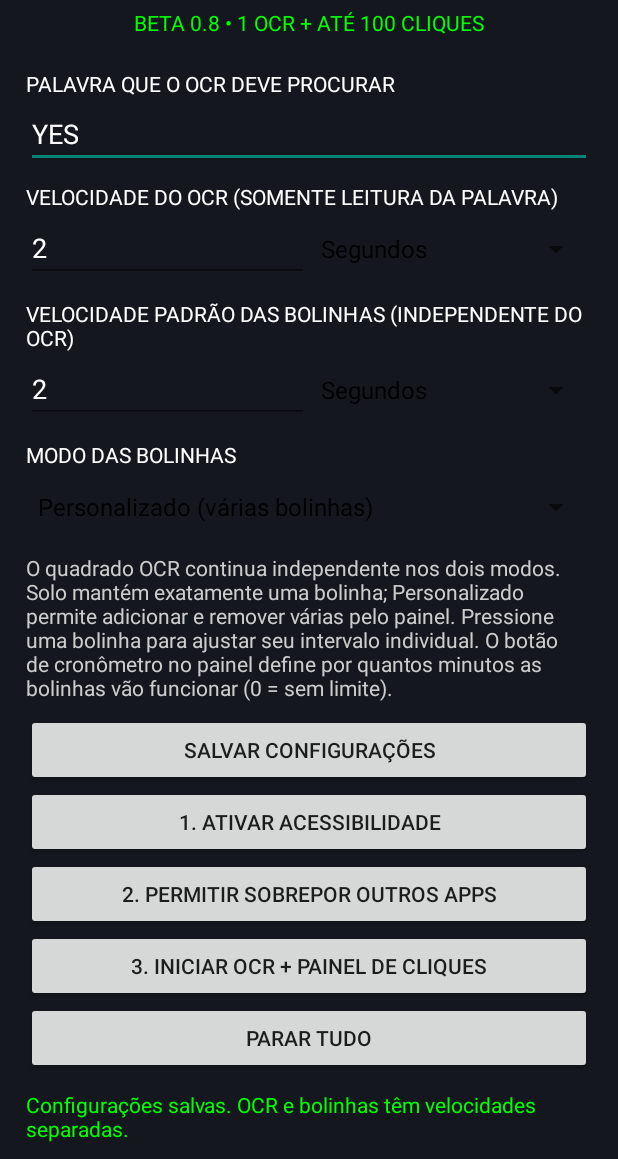
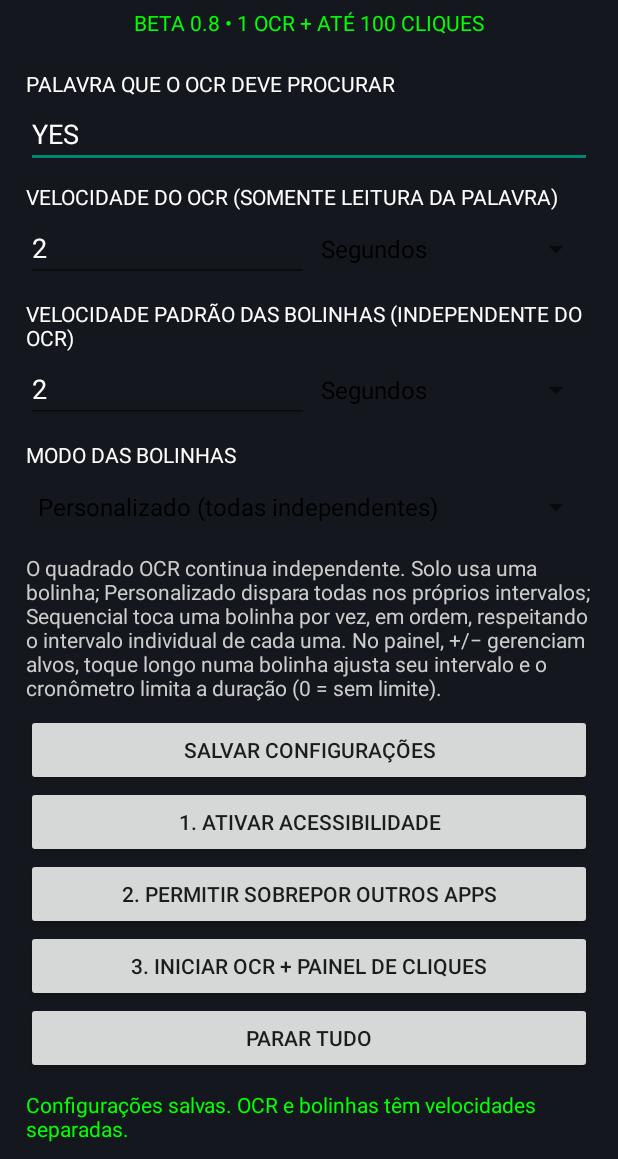
Before and after one commit to gilbertolikelike-cloud/Tubo-CRT, an Android app: the screen it shows after launch (MainActivity), after a tap on "SALVAR CONFIGURAÇÕES", on a phone screen of 412 x 824 dp, the part 77-1236 px from its top. Run offline under Robolectric (Android 15) with nearby library versions, the light colour scheme and no system bars; 2 other taps on this screen came first.

Commit message:
Expose sequential click mode in settings

```diff
--- a/OCR-AutoClicker/app/src/main/java/com/ocrautoclicker/app/MainActivity.java
+++ b/OCR-AutoClicker/app/src/main/java/com/ocrautoclicker/app/MainActivity.java
@@ -80,13 +80,14 @@ public class MainActivity extends Activity {
         clickMode = new Spinner(this);
         ArrayAdapter<String> modes = new ArrayAdapter<>(this,
             android.R.layout.simple_spinner_dropdown_item,
-            new String[]{"Solo (1 bolinha)", "Personalizado (várias bolinhas)"});
+            new String[]{"Solo (1 bolinha)", "Personalizado (todas independentes)", "Sequencial (uma por vez)"});
         clickMode.setAdapter(modes);
-        clickMode.setSelection("solo".equals(prefs.getString("click_mode", "custom")) ? 0 : 1);
+        String savedMode=prefs.getString("click_mode","custom");
+        clickMode.setSelection("solo".equals(savedMode)?0:("sequence".equals(savedMode)?2:1));
         layout.addView(clickMode);
 
         TextView info = new TextView(this);
-        info.setText("O quadrado OCR continua independente nos dois modos. Solo mantém exatamente uma bolinha; Personalizado permite adicionar e remover várias pelo painel. Pressione uma bolinha para ajustar seu intervalo individual. O botão de cronômetro no painel define por quantos minutos as bolinhas vão funcionar (0 = sem limite).");
+        info.setText("O quadrado OCR continua independente. Solo usa uma bolinha; Personalizado dispara todas nos próprios intervalos; Sequencial toca uma bolinha por vez, em ordem, respeitando o intervalo individual de cada uma. No painel, +/− gerenciam alvos, toque longo numa bolinha ajusta seu intervalo e o cronômetro limita a duração (0 = sem limite).");
         info.setTextColor(Color.LTGRAY);
         info.setTextSize(14);
         info.setPadding(0, 10, 0, 12);
@@ -199,7 +200,8 @@ public class MainActivity extends Activity {
             int clickSelected = clickUnit.getSelectedItemPosition();
             long ocrMs = toMillis(ocrValue, ocrSelected);
             long clickMs = toMillis(clickValue, clickSelected);
-            String mode = clickMode.getSelectedItemPosition() == 0 ? "solo" : "custom";
+            int selectedMode=clickMode.getSelectedItemPosition();
+            String mode=selectedMode==0?"solo":(selectedMode==2?"sequence":"custom");
             SharedPreferences.Editor edit = getSharedPreferences("automation", MODE_PRIVATE).edit();
             edit.putString("ocr_word", target)
                 .putLong("ocr_interval_value", ocrValue)
@@ -247,7 +249,7 @@ public class MainActivity extends Activity {
             if (Build.VERSION.SDK_INT >= 26) startForegroundService(service);
             else startService(service);
             status.setText("OCR ativo. Modo " +
-                (clickMode.getSelectedItemPosition() == 0 ? "Solo" : "Personalizado") + ".");
+                (clickMode.getSelectedItemPosition()==0?"Solo":(clickMode.getSelectedItemPosition()==2?"Sequencial":"Personalizado")) + ".");
         } else status.setText("Captura de tela cancelada.");
     }
 }
```
